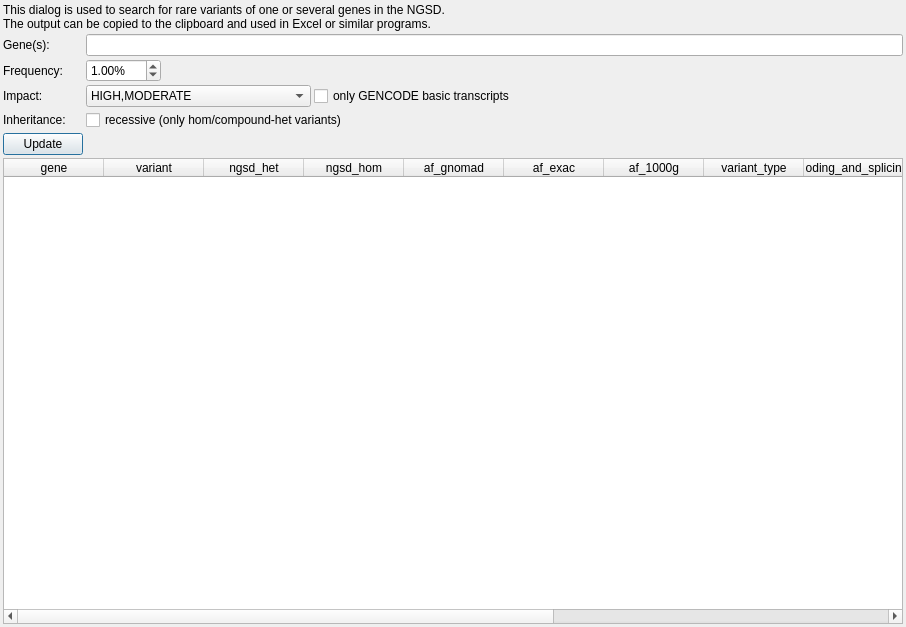
First picture: the form in src/GSvar/CandidateGeneDialog.ui, repository imgag/ngs-bits, before the edit.
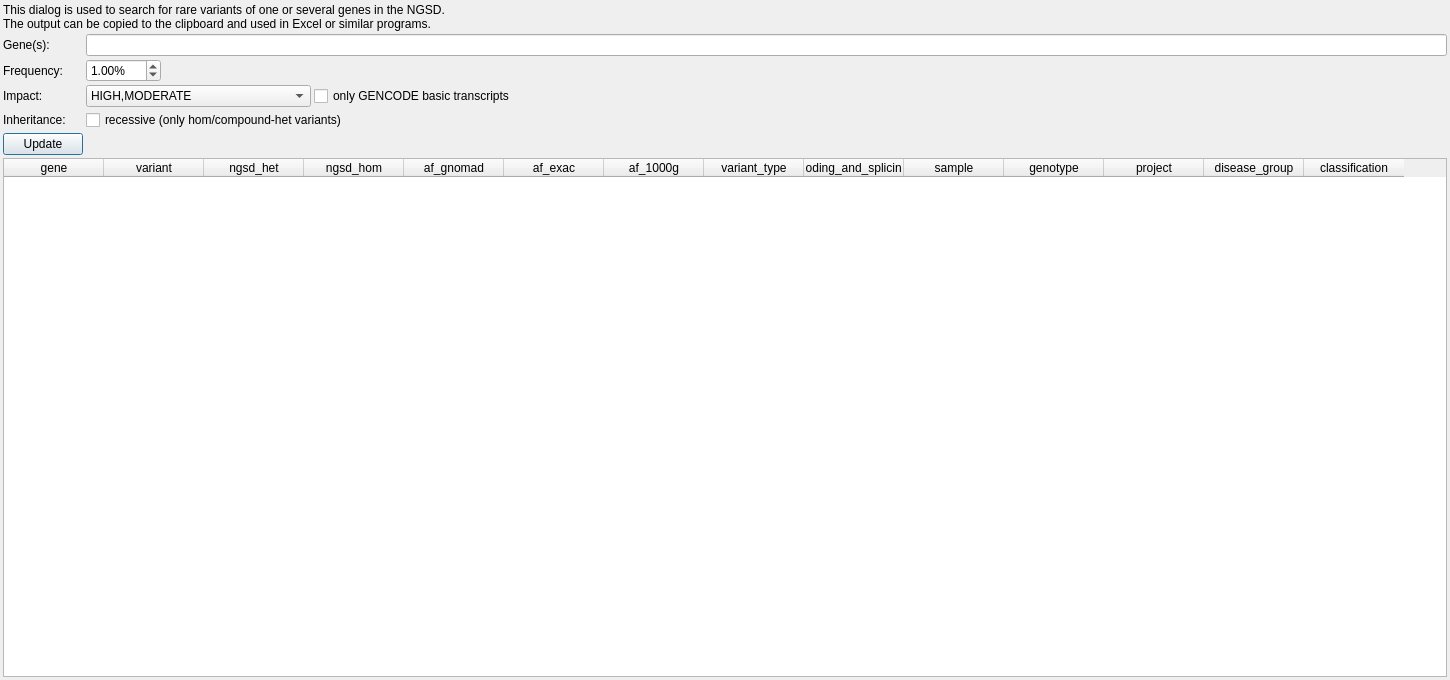
Second picture: the form after the edit.

Commit message: GSvar: added classification to candidate gene dialog.

What changed in the file:
```diff
--- a/src/GSvar/CandidateGeneDialog.ui
+++ b/src/GSvar/CandidateGeneDialog.ui
@@ -6,8 +6,8 @@
    <rect>
     <x>0</x>
     <y>0</y>
-    <width>906</width>
-    <height>627</height>
+    <width>1450</width>
+    <height>680</height>
    </rect>
   </property>
   <property name="windowTitle">
@@ -193,7 +193,7 @@
       <bool>false</bool>
      </property>
      <property name="columnCount">
-      <number>13</number>
+      <number>14</number>
      </property>
      <attribute name="verticalHeaderVisible">
       <bool>false</bool>
@@ -263,6 +263,11 @@
        <string>disease_group</string>
       </property>
      </column>
+     <column>
+      <property name="text">
+       <string>classification</string>
+      </property>
+     </column>
     </widget>
    </item>
   </layout>
```
The commit also changes 2 other files.
